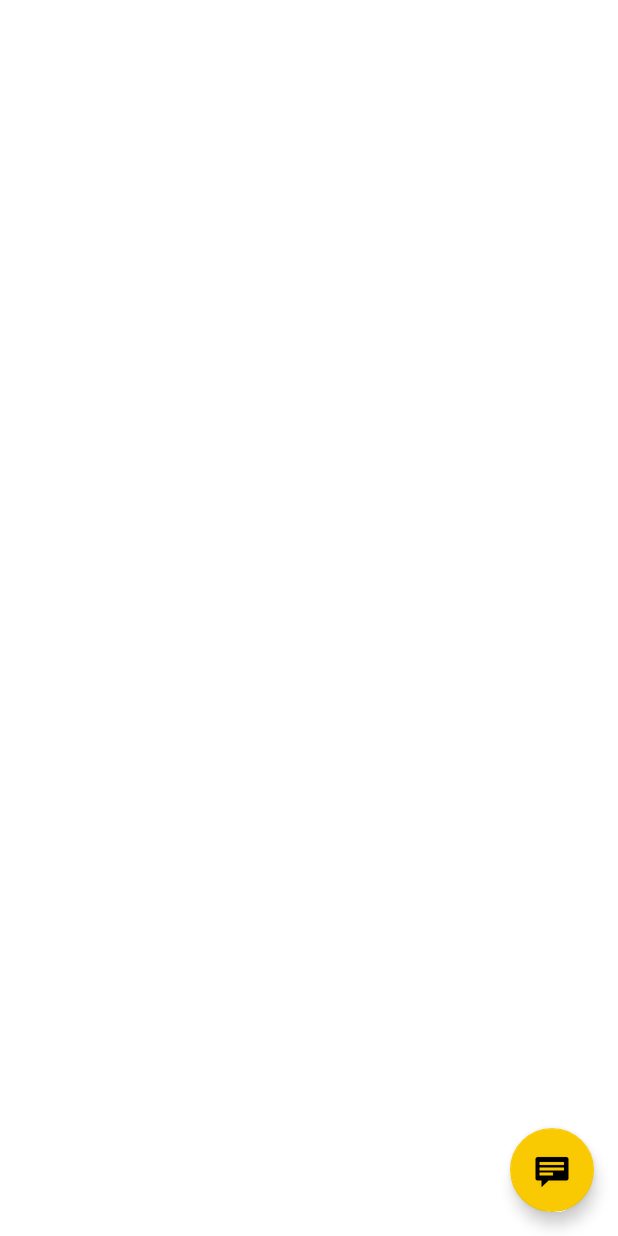
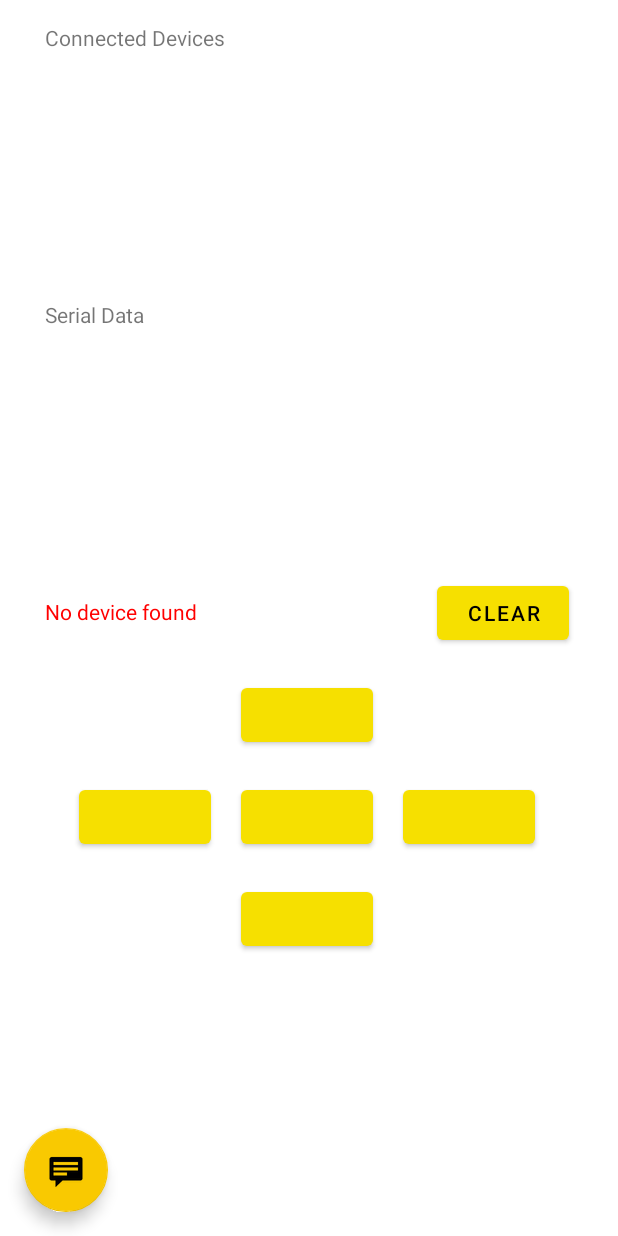
Before and after one commit to SwarmUS/HiveAR, an Android app: the screen it shows after launch (ARActivity before the commit, DeviceActivity after it), after a tap on "Switch to AR view layout", on a phone screen of 412 x 824 dp. Run offline under Robolectric (Android 15) with nearby library versions, the light colour scheme and no system bars; libraries missing offline, so code that uses them is left out: com.felhr.usbserial.

Commit message:
Add beginning of USBComm. Right now it can list usb devices connected to android device New layout for usb debugging

```diff
--- /dev/null
+++ b/HiveAR/app/src/main/java/com/swarmus/hivear/DeviceActivity.java
@@ -0,0 +1,228 @@
+package com.swarmus.hivear;
+
+import android.app.PendingIntent;
+import android.content.BroadcastReceiver;
+import android.content.Context;
+import android.content.Intent;
+import android.content.IntentFilter;
+import android.os.Bundle;
+
+import com.google.android.material.floatingactionbutton.FloatingActionButton;
+
+import androidx.appcompat.app.AppCompatActivity;
+import androidx.core.content.ContextCompat;
+
+import android.hardware.usb.UsbDevice;
+import android.hardware.usb.UsbManager;
+import android.hardware.usb.UsbDeviceConnection;
+import android.text.method.ScrollingMovementMethod;
+import android.util.Log;
+import android.view.View;
+import android.widget.Button;
+import android.widget.TextView;
+
+import com.felhr.usbserial.UsbSerialDevice;
+import com.felhr.usbserial.UsbSerialInterface;
+
+import java.nio.charset.StandardCharsets;
+import java.util.HashMap;
+import java.util.Iterator;
+
+public class DeviceActivity extends AppCompatActivity {
+    PendingIntent permissionIntent;
+    TextView deviceListingText;
+    TextView deviceSerialData;
+    TextView currentDevice;
+    UsbDevice device;
+    UsbManager manager;
+    UsbDeviceConnection connection;
+    UsbSerialDevice serial;
+    UsbReceiver usbReceiver;
+
+    private static final String TAG = MainActivity.class.getSimpleName();
+    private static final String ACTION_USE_PERMISSION = "com.swarmus.usbcomm.USB_PERMISSION";
+    private static final String NO_DEVICE_FOUND = "No device found";
+
+    @Override
+    protected void onCreate(Bundle savedInstanceState) {
+        super.onCreate(savedInstanceState);
+        setContentView(R.layout.activity_device);
+
+        deviceListingText = findViewById(R.id.deviceListingText);
+        deviceListingText.setMovementMethod(new ScrollingMovementMethod());
+        deviceSerialData = findViewById(R.id.deviceSerialData);
+        deviceSerialData.setMovementMethod(new ScrollingMovementMethod());
+        currentDevice = findViewById(R.id.currentDevice);
+        setNoDeviceInfo();
+
+        FloatingActionButton toCommandButton = findViewById(R.id.toCommandButton);
+        toCommandButton.setOnClickListener(view -> {
+            Intent goToCommand = new Intent(getApplicationContext(), MainActivity.class);
+            goToCommand.addFlags(Intent.FLAG_ACTIVITY_REORDER_TO_FRONT);
+            startActivity(goToCommand);
+        });
+
+        Button clearDataButton = findViewById(R.id.clearSerialDataButton);
+        clearDataButton.setOnClickListener(v -> deviceSerialData.setText(""));
+
+        Button upButton = findViewById(R.id.upButton);
+        upButton.setOnClickListener(v -> {
+            if (serial != null) {
+                byte[] data = ("Up"+'\n').getBytes();
+                serial.write(data);
+            }
+        });
+        Button leftButton = findViewById(R.id.leftButton);
+        leftButton.setOnClickListener(v -> {
+            if (serial != null) {
+                byte[] data = ("Left"+'\n').getBytes();
+                serial.write(data);
+            }
+        });
+        Button rightButton = findViewById(R.id.rightButton);
+        rightButton.setOnClickListener(v -> {
+            if (serial != null) {
+                byte[] data = ("Right"+'\n').getBytes();
+                serial.write(data);
+            }
+        });
+        Button downButton = findViewById(R.id.downButton);
+        downButton.setOnClickListener(v -> {
+            if (serial != null) {
+                byte[] data = ("Down"+'\n').getBytes();
+                serial.write(data);
+            }
+        });
+        Button stopButton = findViewById(R.id.stopButton);
+        stopButton.setOnClickListener(v -> {
+            if (serial != null) {
+                byte[] data = ("Stop"+'\n').getBytes();
+                serial.write(data);
+            }
+        });
+
+        usbReceiver = new UsbReceiver(this);
+        IntentFilter usbDeviceFilter = new IntentFilter();
+        usbDeviceFilter.addAction(UsbManager.ACTION_USB_DEVICE_ATTACHED);
+        usbDeviceFilter.addAction(UsbManager.ACTION_USB_DEVICE_DETACHED);
+        registerReceiver(usbReceiver, usbDeviceFilter);
+
+        // Load devices
+        manager = (UsbManager) getSystemService(Context.USB_SERVICE);
+        permissionIntent = PendingIntent.getBroadcast(this, 0, new Intent(
+                ACTION_USE_PERMISSION), 0);
+        IntentFilter filter = new IntentFilter(ACTION_USE_PERMISSION);
+        registerReceiver(usbReceiverPermission, filter);
+
+        newUsbConnection();
+    }
+
+    private void listenToSerial() {
+        if (device != null && manager != null) {
+            if (manager.hasPermission(device)) {
+                startSerialConnection(manager, device);
+            }
+            else {
+                Log.d("Serial", "Device doesn't have permissions");
+            }
+        }
+    }
+
+    private void stopListenToSerial() {
+        if (serial != null) {
+            stopSerialConnection(serial);
+        }
+    }
+
+    void startSerialConnection(UsbManager usbManager, UsbDevice device) {
+        connection = usbManager.openDevice(device);
+        serial = UsbSerialDevice.createUsbSerialDevice(device, connection);
+
+        if (serial != null && serial.open()) {
+            serial.setBaudRate(9600);
+            serial.setDataBits(UsbSerialInterface.DATA_BITS_8);
+            serial.setStopBits(UsbSerialInterface.STOP_BITS_1);
+            serial.setParity(UsbSerialInterface.PARITY_NONE);
+            serial.setFlowControl(UsbSerialInterface.FLOW_CONTROL_OFF);
+            serial.read(mCallback);
+        }
+    }
+
+    void stopSerialConnection(UsbSerialDevice serial) {
+        if (serial != null && serial.open()) {
+            serial.close();
+        }
+    }
+
+    public void write(byte[] data) {
+        if (serial != null)
+            serial.write(data);
+    }
+
+    UsbSerialInterface.UsbReadCallback mCallback = (data) -> {
+        String dataStr = new String(data, StandardCharsets.UTF_8);
+        if (deviceSerialData != null) {
+            deviceSerialData.append(dataStr);
+        }
+        Log.i(TAG, "Data received: " + dataStr);
+    };
+
+    public void newUsbConnection() {
+        HashMap<String, UsbDevice> deviceList = manager.getDeviceList();
+        Iterator<UsbDevice> deviceIterator = deviceList.values().iterator();
+        String i = "";
+        while(deviceIterator.hasNext()) {
+            device = deviceIterator.next();
+            manager.requestPermission(device, permissionIntent);
+            i += "\n" + "DeviceID: " + device.getDeviceId() + "\n"
+                    + "DeviceName: " + device.getDeviceName() + "\n"
+                    + "DeviceClass: " + device.getDeviceClass() + " - "
+                    + "DeviceSubClass: " + device.getDeviceSubclass() + "\n"
+                    + "VendorID: " + device.getVendorId() + "\n"
+                    + "ProductID: " + device.getProductId() + "\n"
+                    + "Protocol: " + device.getDeviceProtocol() + "\n";
+        }
+        deviceListingText.setText(i);
+        Log.d("INFO", "I: " + i);
+        if (device != null) {
+            deviceSerialData.setTextColor(ContextCompat.getColor(getApplicationContext(), R.color.design_default_color_on_primary));
+            currentDevice.setTextColor(ContextCompat.getColor(getApplicationContext(), R.color.design_default_color_on_primary));
+            currentDevice.setText(device.getProductName());
+            listenToSerial();
+        }
+        else {
+            setNoDeviceInfo();
+        }
+    }
+
+    public void endUsbConnection() {
+        stopListenToSerial();
+        setNoDeviceInfo();
+    }
+
+    private void setNoDeviceInfo() {
+        deviceListingText.setText("");
+        deviceSerialData.setText("");
+        currentDevice.setTextColor(ContextCompat.getColor(getApplicationContext(), R.color.wrong_entry));
+        currentDevice.setText(NO_DEVICE_FOUND);
+    }
+
+    private final BroadcastReceiver usbReceiverPermission = new BroadcastReceiver() {
+        @Override
+        public void onReceive(Context context, Intent intent) {
+        String action = intent.getAction();
+        if (ACTION_USE_PERMISSION.equals(action)) {
+            synchronized (this) {
+                UsbDevice device = intent.getParcelableExtra(UsbManager.EXTRA_DEVICE);
+                if (intent.getBooleanExtra(UsbManager.EXTRA_PERMISSION_GRANTED, false)) {
+                    if (device != null) {
+                        // call method to set up device communication
+                    }
+                } else {
+                    Log.d("ERROR", "permission denied for device " + device);
+                }
+            }
+        }
+        }
+    };
+}
--- a/HiveAR/app/src/main/java/com/swarmus/hivear/MainActivity.java
+++ b/HiveAR/app/src/main/java/com/swarmus/hivear/MainActivity.java
@@ -19,15 +19,20 @@ public class MainActivity extends AppCompatActivity {
         Toolbar toolbar = findViewById(R.id.toolbar);
         setSupportActionBar(toolbar);
 
-        FloatingActionButton fab = findViewById(R.id.toARButton);
-        fab.setOnClickListener(new View.OnClickListener() {
-            @Override
-            public void onClick(View view) {
-                Intent goToAR = new Intent(getApplicationContext(), ARActivity.class);
-                goToAR.addFlags(Intent.FLAG_ACTIVITY_REORDER_TO_FRONT);
-                goToAR.addFlags(Intent.FLAG_ACTIVITY_NO_USER_ACTION);
-                startActivity(goToAR);
-            }
+        FloatingActionButton toARButton = findViewById(R.id.toARButton);
+        toARButton.setOnClickListener(view -> {
+            Intent goToAR = new Intent(getApplicationContext(), ARActivity.class);
+            goToAR.addFlags(Intent.FLAG_ACTIVITY_REORDER_TO_FRONT);
+            goToAR.addFlags(Intent.FLAG_ACTIVITY_NO_USER_ACTION);
+            startActivity(goToAR);
+        });
+
+        FloatingActionButton toDevicesButton = findViewById(R.id.toDevicesButton);
+        toDevicesButton.setOnClickListener(view -> {
+            Intent gotoDevices = new Intent(getApplicationContext(), DeviceActivity.class);
+            gotoDevices.addFlags(Intent.FLAG_ACTIVITY_REORDER_TO_FRONT);
+            gotoDevices.addFlags(Intent.FLAG_ACTIVITY_NO_USER_ACTION);
+            startActivity(gotoDevices);
         });
     }
 }
--- /dev/null
+++ b/HiveAR/app/src/main/res/layout/activity_device.xml
@@ -0,0 +1,147 @@
+<?xml version="1.0" encoding="utf-8"?>
+<androidx.coordinatorlayout.widget.CoordinatorLayout xmlns:android="http://schemas.android.com/apk/res/android"
+    xmlns:app="http://schemas.android.com/apk/res-auto"
+    xmlns:tools="http://schemas.android.com/tools"
+    android:layout_width="match_parent"
+    android:layout_height="match_parent"
+    tools:context=".DeviceActivity">
+
+    <androidx.constraintlayout.widget.ConstraintLayout
+        android:layout_width="409dp"
+        android:layout_height="641dp"
+        tools:layout_editor_absoluteX="1dp">
+
+        <TextView
+            android:id="@+id/connectedDevices"
+            android:layout_width="wrap_content"
+            android:layout_height="wrap_content"
+            android:layout_marginStart="30dp"
+            android:layout_marginTop="15dp"
+            android:text="@string/connected_devices"
+            app:layout_constraintStart_toStartOf="parent"
+            app:layout_constraintTop_toTopOf="parent" />
+
+        <TextView
+            android:id="@+id/deviceListingText"
+            android:layout_width="0dp"
+            android:layout_height="150dp"
+            android:layout_marginStart="30dp"
+            android:layout_marginEnd="30dp"
+            app:layout_constraintEnd_toEndOf="parent"
+            app:layout_constraintStart_toStartOf="parent"
+            app:layout_constraintTop_toBottomOf="@+id/connectedDevices" />
+
+        <TextView
+            android:id="@+id/serialDataTitle"
+            android:layout_width="wrap_content"
+            android:layout_height="wrap_content"
+            android:layout_marginStart="30dp"
+            android:layout_marginTop="15dp"
+            android:text="@string/serial_data"
+            app:layout_constraintStart_toStartOf="parent"
+            app:layout_constraintTop_toBottomOf="@+id/deviceListingText" />
+
+        <TextView
+            android:id="@+id/deviceSerialData"
+            android:layout_width="0dp"
+            android:layout_height="150dp"
+            android:layout_marginStart="30dp"
+            android:layout_marginEnd="30dp"
+            android:scrollbars="vertical"
+            app:layout_constraintEnd_toEndOf="parent"
+            app:layout_constraintHorizontal_bias="0.444"
+            app:layout_constraintStart_toStartOf="parent"
+            app:layout_constraintTop_toBottomOf="@+id/serialDataTitle" />
+
+        <TextView
+            android:id="@+id/currentDevice"
+            android:layout_width="0dp"
+            android:layout_height="21dp"
+            android:layout_marginStart="30dp"
+            android:layout_marginEnd="30dp"
+            app:layout_constraintBottom_toBottomOf="@+id/clearSerialDataButton"
+            app:layout_constraintEnd_toStartOf="@+id/clearSerialDataButton"
+            app:layout_constraintStart_toStartOf="parent"
+            app:layout_constraintTop_toTopOf="@+id/clearSerialDataButton" />
+
+        <Button
+            android:id="@+id/clearSerialDataButton"
+            android:layout_width="wrap_content"
+            android:layout_height="wrap_content"
+            android:layout_marginTop="15dp"
+            android:layout_marginEnd="30dp"
+            android:text="@string/clear"
+            app:layout_constraintEnd_toEndOf="parent"
+            app:layout_constraintTop_toBottomOf="@+id/deviceSerialData" />
+
+        <androidx.constraintlayout.widget.ConstraintLayout
+            android:layout_width="0dp"
+            android:layout_height="0dp"
+            android:layout_marginTop="15dp"
+            app:layout_constraintBottom_toBottomOf="parent"
+            app:layout_constraintEnd_toEndOf="parent"
+            app:layout_constraintStart_toStartOf="parent"
+            app:layout_constraintTop_toBottomOf="@+id/clearSerialDataButton">
+
+            <Button
+                android:id="@+id/downButton"
+                android:layout_width="wrap_content"
+                android:layout_height="wrap_content"
+                android:layout_marginTop="20dp"
+                app:layout_constraintEnd_toEndOf="parent"
+                app:layout_constraintHorizontal_bias="0.5"
+                app:layout_constraintStart_toStartOf="parent"
+                app:layout_constraintTop_toBottomOf="@+id/stopButton" />
+
+            <Button
+                android:id="@+id/rightButton"
+                android:layout_width="wrap_content"
+                android:layout_height="wrap_content"
+                android:layout_marginStart="20dp"
+                app:layout_constraintBottom_toBottomOf="parent"
+                app:layout_constraintStart_toEndOf="@id/stopButton"
+                app:layout_constraintTop_toTopOf="parent" />
+
+            <Button
+                android:id="@+id/leftButton"
+                android:layout_width="wrap_content"
+                android:layout_height="wrap_content"
+                android:layout_marginEnd="20dp"
+                app:layout_constraintBottom_toBottomOf="parent"
+                app:layout_constraintEnd_toStartOf="@+id/stopButton"
+                app:layout_constraintTop_toTopOf="parent" />
+
+            <Button
+                android:id="@+id/stopButton"
+                android:layout_width="wrap_content"
+                android:layout_height="wrap_content"
+                app:layout_constraintBottom_toBottomOf="parent"
+                app:layout_constraintEnd_toEndOf="parent"
+                app:layout_constraintHorizontal_bias="0.5"
+                app:layout_constraintStart_toStartOf="parent"
+                app:layout_constraintTop_toTopOf="parent" />
+
+            <Button
+                android:id="@+id/upButton"
+                android:layout_width="wrap_content"
+                android:layout_height="wrap_content"
+                android:layout_marginBottom="20dp"
+                app:layout_constraintBottom_toTopOf="@+id/stopButton"
+                app:layout_constraintEnd_toEndOf="parent"
+                app:layout_constraintHorizontal_bias="0.5"
+                app:layout_constraintStart_toStartOf="parent" />
+        </androidx.constraintlayout.widget.ConstraintLayout>
+
+    </androidx.constraintlayout.widget.ConstraintLayout>
+
+    <com.google.android.material.floatingactionbutton.FloatingActionButton
+        android:id="@+id/toCommandButton"
+        android:layout_width="wrap_content"
+        android:layout_height="wrap_content"
+        android:layout_gravity="bottom|start"
+        android:layout_margin="@dimen/fab_margin"
+        android:contentDescription="@string/send_to_command_view"
+        app:srcCompat="@android:drawable/stat_notify_chat" />
+
+
+</androidx.coordinatorlayout.widget.CoordinatorLayout>
--- a/HiveAR/app/src/main/res/values/colors.xml
+++ b/HiveAR/app/src/main/res/values/colors.xml
@@ -7,4 +7,5 @@
     <color name="brown_dark">#6B4701</color>
     <color name="black">#FF000000</color>
     <color name="white">#FFFFFFFF</color>
+    <color name="wrong_entry">#FF0000</color>
 </resources>
--- a/HiveAR/app/src/main/res/values/strings.xml
+++ b/HiveAR/app/src/main/res/values/strings.xml
@@ -8,4 +8,7 @@
     <string name="settings">Settings</string>
     <string name="send_to_command_view">Send to Command View</string>
     <string name="switch_to_ar_view_layout">Switch to AR view layout</string>
+    <string name="clear">Clear</string>
+    <string name="connected_devices">Connected Devices</string>
+    <string name="serial_data">Serial Data</string>
 </resources>
--- /dev/null
+++ b/HiveAR/app/src/main/res/xml/device_filter.xml
@@ -0,0 +1,5 @@
+<?xml version="1.0" encoding="utf-8"?>
+<resources>
+    <usb-device vendor-id="11012" product-id="49164" class="239" subclass="2" />
+    <usb-device vendor-id="3034" product-id="33107" class="0" subclass="0" />
+</resources>
--- a/HiveAR/build.gradle
+++ b/HiveAR/build.gradle
@@ -16,6 +16,7 @@ allprojects {
     repositories {
         google()
         jcenter()
+        maven { url "https://jitpack.io" }
     }
 }
 
```
Also changed, not shown: HiveAR/app/build.gradle (+3 -4 lines), HiveAR/app/src/main/AndroidManifest.xml (+20 -1 lines), HiveAR/app/src/main/java/com/swarmus/hivear/UsbReceiver.java (added, +34 -0 lines), HiveAR/app/src/main/res/layout/activity_main.xml (+9 -0 lines).
